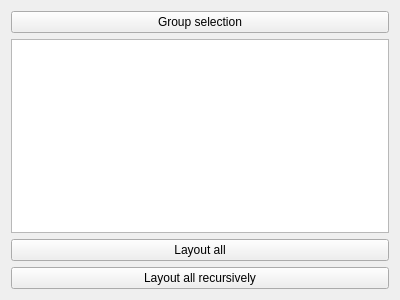
Old version of the form UVOutliner.ui in the repository WhenInDoubtC4/UVToolkit.
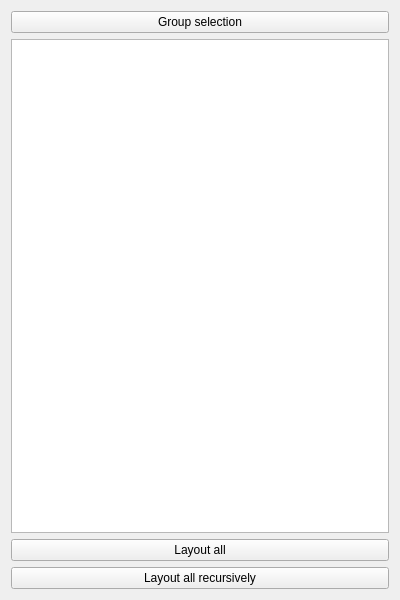
New version of the form. Icons and pictures are not drawn. Custom widgets are drawn as their Qt base class.

What changed in the file:
```diff
--- a/UVOutliner.ui
+++ b/UVOutliner.ui
@@ -7,7 +7,7 @@
     <x>0</x>
     <y>0</y>
     <width>400</width>
-    <height>300</height>
+    <height>600</height>
    </rect>
   </property>
   <property name="windowTitle">
```
